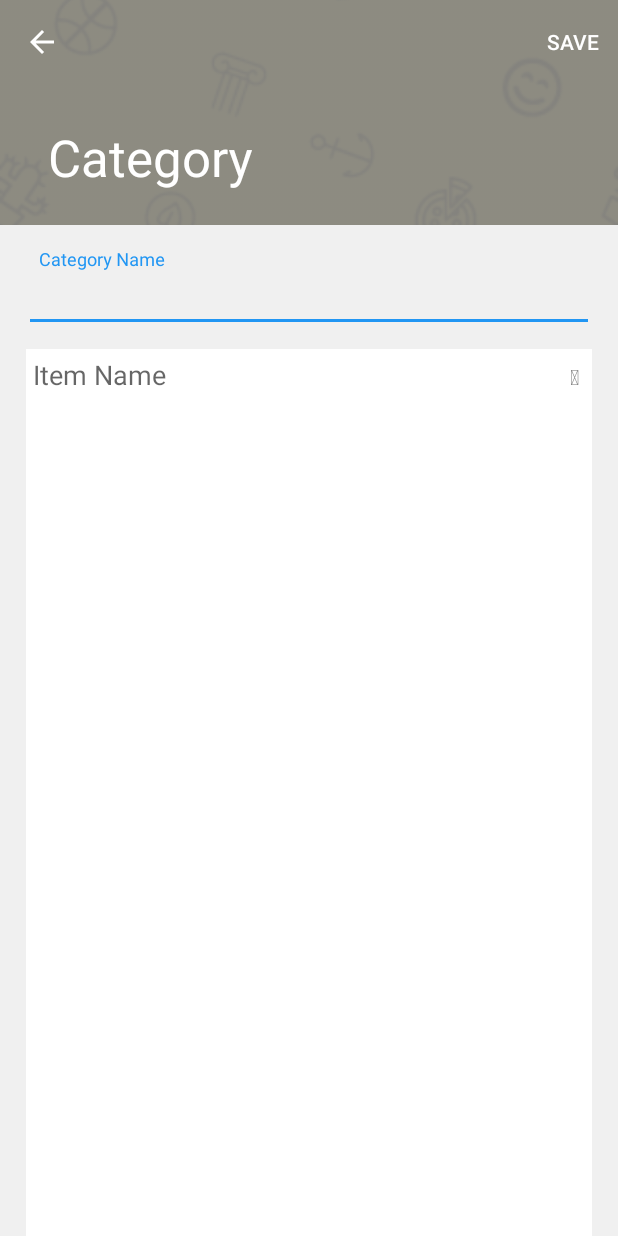
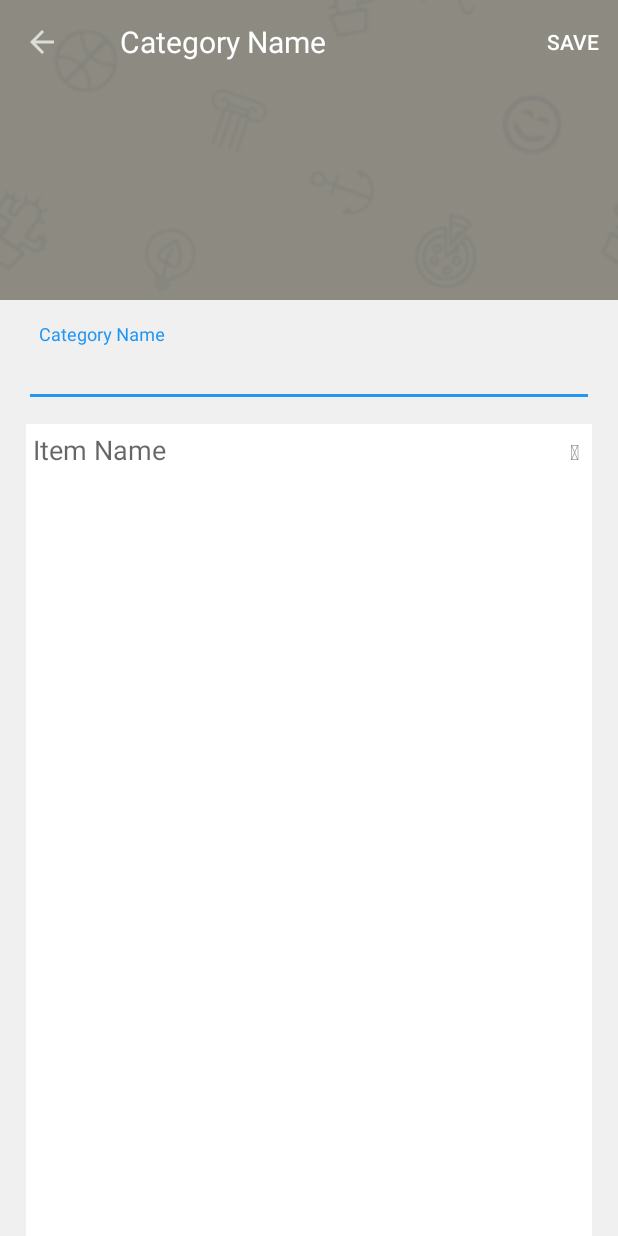
Before and after one commit to RKikuchi/charades, an Android app: the ManageCategoryActivity screen opened directly, with no data from a screen before it, on a phone screen of 412 x 824 dp. Run offline under Robolectric (Android 15) with nearby library versions, the phone set to English and light mode, and no system bars; our stand-ins replace Dagger/Hilt's generated code, Picasso; libraries missing offline, so code that uses them is left out: io.realm; pictures from the network do not load; 2 statements that could not run were skipped.

Commit message:
Improve edit category transition

```diff
--- a/app/src/main/AndroidManifest.xml
+++ b/app/src/main/AndroidManifest.xml
@@ -37,7 +37,6 @@
             android:theme="@style/AppTheme.NoActionBar" />
         <activity
             android:name=".activities.ManageCategoryActivity"
-            android:label="@string/title_activity_manage_category"
             android:theme="@style/AppTheme.NoActionBar"
             android:windowSoftInputMode="stateHidden"></activity>
     </application>
--- a/app/src/main/java/com/pongo/charades/activities/MainActivity.java
+++ b/app/src/main/java/com/pongo/charades/activities/MainActivity.java
@@ -138,7 +138,6 @@ public class MainActivity extends BaseActivity implements OnlineCategoriesLoader
 
     @Override
     public boolean onCreateOptionsMenu(Menu menu) {
-        // Inflate the menu; this adds items to the action bar if it is present.
         getMenuInflater().inflate(R.menu.menu_main, menu);
         return true;
     }
@@ -239,17 +238,15 @@ public class MainActivity extends BaseActivity implements OnlineCategoriesLoader
         intent.putExtra(ManageCategoryActivity.CATEGORY_ID, category.getId());
 
         if (Build.VERSION.SDK_INT >= Build.VERSION_CODES.LOLLIPOP) {
-            String screenTransitionName = getString(R.string.transition_manage_category);
             String titleTransitionName = getString(R.string.transition_category_name);
             String imageTransitionName = getString(R.string.transition_category_image);
             String overlayTransitionName = getString(R.string.transition_category_image_overlay);
-            Pair<View, String> p1 = Pair.create(holder.itemView, screenTransitionName);
             Pair<View, String> p2 = Pair.create(holder.getTitleLabel(), titleTransitionName);
             Pair<View, String> p3 = Pair.create(holder.getImage(), imageTransitionName);
 
-            //ActivityOptionsCompat.makeScaleUpAnimation(holder.getTitleLabel())
             ActivityOptionsCompat options = ActivityOptionsCompat.makeSceneTransitionAnimation(
                     this, p2, p3);
+
             ActivityCompat.startActivityForResult(this, intent,
                     REQUEST_CODE_MANAGE_CATEGORY, options.toBundle());
         } else {
--- a/app/src/main/java/com/pongo/charades/activities/ManageCategoryActivity.java
+++ b/app/src/main/java/com/pongo/charades/activities/ManageCategoryActivity.java
@@ -1,15 +1,20 @@
 package com.pongo.charades.activities;
 
 import android.content.Intent;
+import android.graphics.drawable.TransitionDrawable;
 import android.os.Bundle;
+import android.support.design.widget.AppBarLayout;
 import android.support.v7.widget.LinearLayoutManager;
 import android.support.v7.widget.RecyclerView;
 import android.support.v7.widget.Toolbar;
 import android.view.Menu;
 import android.view.MenuItem;
 import android.view.View;
+import android.view.animation.AlphaAnimation;
 import android.widget.EditText;
 import android.widget.ImageView;
+import android.widget.LinearLayout;
+import android.widget.TextView;
 
 import com.pongo.charades.R;
 import com.pongo.charades.adapters.CategoryItemsRecyclerViewAdapter;
@@ -25,33 +30,54 @@ import javax.inject.Inject;
 
 import io.realm.Realm;
 
-public class ManageCategoryActivity extends BaseActivity {
+public class ManageCategoryActivity
+        extends BaseActivity
+        implements AppBarLayout.OnOffsetChangedListener {
     public static final String CATEGORY_ID = "CATEGORY_ID";
     public static final String EXTRA_IS_NEW = "IS_NEW";
     public static final String EXTRA_ITEM_ID = "ITEM_ID";
     public static final String EXTRA_ITEM_TITLE = "ITEM_TITLE";
+    private static final int ALPHA_ANIMATIONS_DURATION = 250;
 
     @Inject
     FontAwesomeProvider mFontAwesome;
+
+    private AppBarLayout mAppBarLayout;
+    private Toolbar mToolbar;
+    private TextView mTitle;
+    private LinearLayout mTitleContainer;
+
     private RecyclerView mRecyclerView;
     private CategoryItemsRecyclerViewAdapter mAdapter;
     private RecyclerView.LayoutManager mLayoutManager;
     private CategoryDto mCategory;
     private EditText mNameEditText;
     private boolean mIsNew;
+    private TextView mCategoryName;
     private ImageView mImage;
+
+    private boolean mIsTheTitleVisible = false;
+    private boolean mIsTheTitleContainerVisible = true;
 
     @Override
     protected void onCreate(Bundle savedInstanceState) {
         super.onCreate(savedInstanceState);
         setContentView(R.layout.activity_manage_category);
 
-        Toolbar toolbar = (Toolbar) findViewById(R.id.manage_category_toolbar);
-        setSupportActionBar(toolbar);
+        mAppBarLayout = (AppBarLayout) findViewById(R.id.app_bar_layout);
+        mAppBarLayout.addOnOffsetChangedListener(this);
+
+        mTitle = (TextView) findViewById(R.id.title);
+        mTitleContainer = (LinearLayout) findViewById(R.id.title_container);
+
+        mToolbar = (Toolbar) findViewById(R.id.manage_category_toolbar);
+        setSupportActionBar(mToolbar);
+        getSupportActionBar().setDisplayShowTitleEnabled(false);
         getSupportActionBar().setDisplayHomeAsUpEnabled(true);
 
+        mCategoryName = (TextView) findViewById(R.id.category_name);
+        mImage = (ImageView) findViewById(R.id.category_image);
         mIsNew = !loadCategory();
-        mImage = (ImageView) findViewById(R.id.category_image);
         loadImage();
 
         mLayoutManager = new LinearLayoutManager(this);
@@ -87,6 +113,26 @@ public class ManageCategoryActivity extends BaseActivity {
         } else {
             mNameEditText.setText(mCategory.title);
         }
+
+        startAlphaAnimation(mTitle, 0, View.INVISIBLE);
+    }
+
+    private void startAlphaAnimation(View v, long duration, int visibility) {
+        AlphaAnimation alphaAnimation = (visibility == View.VISIBLE)
+                ? new AlphaAnimation(0f, 1f)
+                : new AlphaAnimation(1f, 0f);
+
+        alphaAnimation.setDuration(duration);
+        alphaAnimation.setFillAfter(true);
+        v.startAnimation(alphaAnimation);
+    }
+
+    private void startBackgroundAnimation(View v, int duration, int visibility) {
+        TransitionDrawable transition = (TransitionDrawable) v.getBackground();
+        if (visibility == View.VISIBLE)
+            transition.startTransition(duration);
+        else
+            transition.reverseTransition(duration);
     }
 
     private void loadImage() {
@@ -121,15 +167,9 @@ public class ManageCategoryActivity extends BaseActivity {
         } finally {
             realm.close();
         }
-        //getSupportActionBar().setTitle(mCategory.title);
+        mCategoryName.setText(mCategory.title);
+        mTitle.setText(mCategory.title);
         return true;
-    }
-
-    @Override
-    public void onEnterAnimationComplete() {
-        super.onEnterAnimationComplete();
-        if (mCategory.title != null && !mCategory.title.isEmpty())
-            getSupportActionBar().setTitle(mCategory.title);
     }
 
     @Override
@@ -179,4 +219,43 @@ public class ManageCategoryActivity extends BaseActivity {
         }
         return intent;
     }
+
+    @Override
+    public void onOffsetChanged(AppBarLayout appBarLayout, int verticalOffset) {
+        int maxScroll = appBarLayout.getTotalScrollRange();
+        float percentage = (float) Math.abs(verticalOffset) / (float) maxScroll;
+
+        handleAlphaOnTitle(percentage);
+        handleToolbarTitleVisibility(percentage);
+    }
+
+    private void handleToolbarTitleVisibility(float percentage) {
+        if (percentage >= 0.6f) {
+            if (!mIsTheTitleVisible) {
+                startAlphaAnimation(mTitle, ALPHA_ANIMATIONS_DURATION, View.VISIBLE);
+                startBackgroundAnimation(mToolbar, ALPHA_ANIMATIONS_DURATION, View.VISIBLE);
+                mIsTheTitleVisible = true;
+            }
+        } else {
+            if (mIsTheTitleVisible) {
+                startAlphaAnimation(mTitle, ALPHA_ANIMATIONS_DURATION, View.INVISIBLE);
+                startBackgroundAnimation(mToolbar, ALPHA_ANIMATIONS_DURATION, View.INVISIBLE);
+                mIsTheTitleVisible = false;
+            }
+        }
+    }
+
+    private void handleAlphaOnTitle(float percentage) {
+        if (percentage >= 0.3f) {
+            if (mIsTheTitleContainerVisible) {
+                startAlphaAnimation(mTitleContainer, ALPHA_ANIMATIONS_DURATION, View.INVISIBLE);
+                mIsTheTitleContainerVisible = false;
+            }
+        } else {
+            if (!mIsTheTitleContainerVisible) {
+                startAlphaAnimation(mTitleContainer, ALPHA_ANIMATIONS_DURATION, View.VISIBLE);
+                mIsTheTitleContainerVisible = true;
+            }
+        }
+    }
 }
--- a/app/src/main/java/com/pongo/charades/adapters/CharadesRecyclerViewAdapter.java
+++ b/app/src/main/java/com/pongo/charades/adapters/CharadesRecyclerViewAdapter.java
@@ -46,7 +46,7 @@ public class CharadesRecyclerViewAdapter extends RecyclerView.Adapter {
                 mContext.startActivity(intent);
             }
         };
-        holder.getTitleLabel().setOnClickListener(playListener);
+        holder.getImage().setOnClickListener(playListener);
         holder.getPlayButton().setOnClickListener(playListener);
         holder.getEditButton().setOnClickListener(new View.OnClickListener() {
             @Override
--- /dev/null
+++ b/app/src/main/res/drawable/transition_background.xml
@@ -0,0 +1,5 @@
+<?xml version="1.0" encoding="utf-8"?>
+<transition xmlns:android="http://schemas.android.com/apk/res/android">
+    <item android:drawable="@android:color/transparent" />
+    <item android:drawable="@color/colorPrimary" />
+</transition>
--- a/app/src/main/res/layout/activity_manage_category.xml
+++ b/app/src/main/res/layout/activity_manage_category.xml
@@ -5,42 +5,99 @@
     android:layout_width="match_parent"
     android:layout_height="match_parent"
     android:fitsSystemWindows="true"
-    tools:context="com.pongo.charades.activities.ManageCategoryActivity">
+    tools:context=".activities.ManageCategoryActivity">
 
     <android.support.design.widget.AppBarLayout
+        android:id="@+id/app_bar_layout"
         android:layout_width="match_parent"
         android:layout_height="wrap_content"
-        android:theme="@style/AppTheme.AppBarOverlay">
+        android:theme="@style/ThemeOverlay.AppCompat.Dark.ActionBar"
+        android:fitsSystemWindows="true">
 
         <android.support.design.widget.CollapsingToolbarLayout
             android:id="@+id/toolbar"
             android:layout_width="match_parent"
             android:layout_height="match_parent"
-            app:layout_scrollFlags="scroll|exitUntilCollapsed"
-            app:contentScrim="@color/colorPrimary"
-            android:fitsSystemWindows="true">
+            app:layout_scrollFlags="scroll|exitUntilCollapsed">
 
             <ImageView
                 android:id="@+id/category_image"
                 android:layout_width="match_parent"
-                android:layout_height="wrap_content"
-                android:maxHeight="150dp"
+                android:layout_height="200dp"
+                android:fitsSystemWindows="true"
                 android:transitionName="@string/transition_category_image"
                 android:tint="@color/black_overlay"
                 app:layout_collapseMode="parallax"
+                app:layout_collapseParallaxMultiplier="0.9"
                 android:adjustViewBounds="true"
                 android:scaleType="centerCrop" />
+
+            <FrameLayout
+                android:id="@+id/layout_title"
+                android:layout_width="match_parent"
+                android:layout_height="200dp"
+                android:layout_gravity="bottom|center_horizontal"
+                app:layout_collapseMode="parallax"
+                app:layout_collapseParallaxMultiplier="0.3">
+
+                <LinearLayout
+                    android:id="@+id/title_container"
+                    android:layout_width="wrap_content"
+                    android:layout_height="wrap_content"
+                    android:layout_gravity="center"
+                    android:orientation="vertical">
+
+                    <TextView
+                        android:id="@+id/category_name"
+                        android:layout_width="wrap_content"
+                        android:layout_height="wrap_content"
+                        android:transitionName="@string/transition_category_name"
+                        android:layout_margin="5dp"
+                        android:layout_gravity="center"
+                        android:gravity="center"
+                        android:textSize="24sp"
+                        android:padding="16dp"
+                        android:textColor="@color/colorWhite" />
+
+                </LinearLayout>
+
+            </FrameLayout>
 
             <android.support.v7.widget.Toolbar
                 android:id="@+id/manage_category_toolbar"
                 android:layout_width="match_parent"
                 android:layout_height="?attr/actionBarSize"
+                android:background="@drawable/transition_background"
+                app:layout_anchor="@id/layout_title"
+                app:theme="@style/ThemeOverlay.AppCompat.Dark"
                 app:layout_collapseMode="pin"
-                app:popupTheme="@style/AppTheme.PopupOverlay" />
+                app:title="">
+
+                <LinearLayout
+                    android:layout_width="wrap_content"
+                    android:layout_height="match_parent"
+                    android:orientation="horizontal">
+
+                    <TextView
+                        android:id="@+id/title"
+                        android:layout_width="wrap_content"
+                        android:layout_height="match_parent"
+                        android:gravity="center_vertical"
+                        android:layout_marginLeft="8dp"
+                        android:lines="1"
+                        android:ellipsize="end"
+                        android:text="@string/category_name"
+                        android:textColor="@color/colorWhite"
+                        android:textSize="20sp" />
+
+                </LinearLayout>
+
+            </android.support.v7.widget.Toolbar>
 
         </android.support.design.widget.CollapsingToolbarLayout>
 
     </android.support.design.widget.AppBarLayout>
 
     <include layout="@layout/content_manage_category" />
+
 </android.support.design.widget.CoordinatorLayout>
--- a/app/src/main/res/layout/cell_charades.xml
+++ b/app/src/main/res/layout/cell_charades.xml
@@ -27,7 +27,7 @@
                 <ImageView
                     android:id="@+id/card_image"
                     android:layout_width="match_parent"
-                    android:layout_height="wrap_content"
+                    android:layout_height="match_parent"
                     android:transitionName="@string/transition_category_image"
                     android:tint="@color/black_overlay"
                     android:adjustViewBounds="true"
@@ -35,8 +35,8 @@
 
                 <TextView
                     android:id="@+id/cell_charades_title_label"
-                    android:layout_width="match_parent"
-                    android:layout_height="match_parent"
+                    android:layout_width="wrap_content"
+                    android:layout_height="wrap_content"
                     android:transitionName="@string/transition_category_name"
                     android:layout_gravity="center"
                     android:gravity="center"
```
